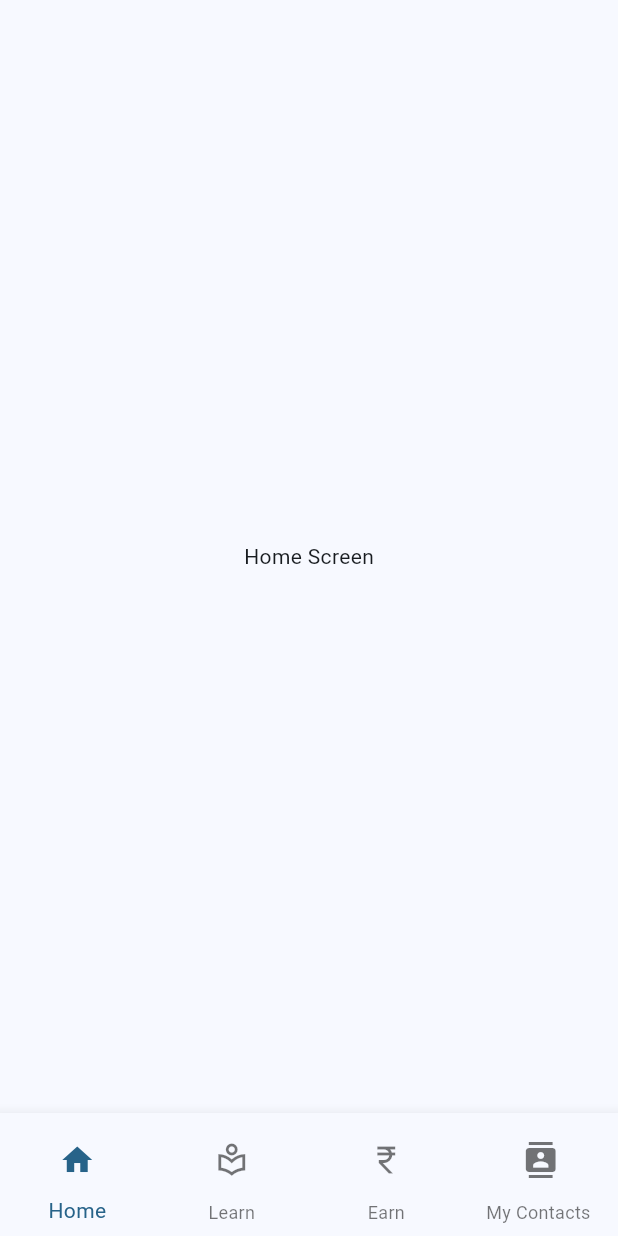
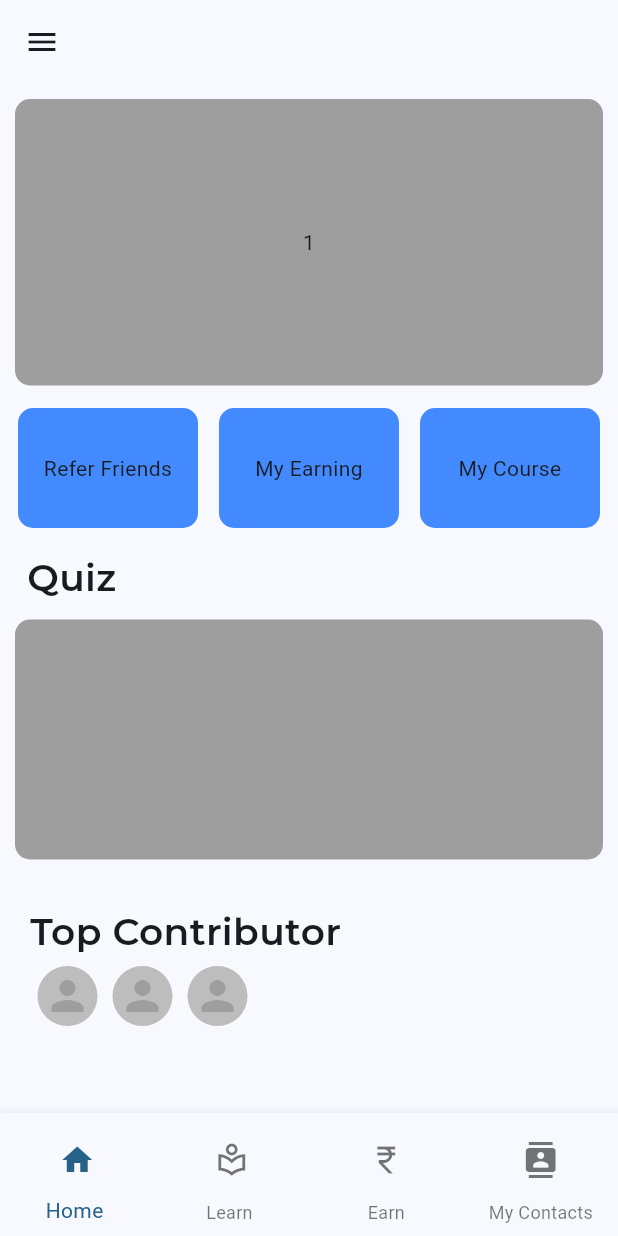
Before and after one commit to CodingCloud79/coding-cloud-project, a Flutter app: the HomeScreen screen opened directly, on a phone screen of 412 x 824 dp. Run offline on Flutter 3.47's test engine with Material 3 defaults, Android fonts, the phone set to English and light mode, and no system bars; drawn by our look-alikes of carousel_slider; our stand-ins replace bloc, cloud_firestore, firebase_auth, firebase_core, firebase_storage, flutter_bloc and 5 more; missing offline and left inert: razorpay_flutter; accounts and stored records are empty; project files that could hold a hidden picture were left out.

Commit message:
Bloc in HomeScreen

```diff
--- a/lib/presentation/bloc/home_screen_bloc/home_screen_bloc.dart
+++ b/lib/presentation/bloc/home_screen_bloc/home_screen_bloc.dart
@@ -1,11 +1,60 @@
+import 'dart:async';
+
 import 'package:bloc/bloc.dart';
+import 'package:flutter/material.dart';
 import 'package:meta/meta.dart';
 
 part 'home_screen_event.dart';
 part 'home_screen_state.dart';
 
 class HomeScreenBloc extends Bloc<HomeScreenEvent, HomeScreenState> {
-  HomeScreenBloc() : super(HomeScreenInitial()) {
+  HomeScreenBloc() : super(HomeScreenInitialState()) {
+    on<NavigateToHomeTabEvent>(navigateToHomeTabEvent);
+    on<NavigateToLearnTabEvent>(navigateToLearnTabEvent);
+    on<NavigateToEarnTabEvent>(navigateToEarnTabEvent);
+    on<NavigateToMyContactsTabEvent>(navigateToMyContactsTabEvent);
+    on<NavigateToMyProfileEvent>(navigateToMyProfileEvent);
+    on<NavigateToPrivacyPolicyEvent>(navigateToPrivacyPolicyEvent);
+    on<NavigateToRewardPointsEvent>(navigateToRewardPointsEvent);
+    on<NavigateToWithdrawlsEvent>(navigateToWithdrawlsEvent);
+  }
 
+  FutureOr<void> navigateToHomeTabEvent(
+      NavigateToHomeTabEvent event, Emitter<HomeScreenState> emit) {
+    emit(NavigateToHomeTabState());
+    debugPrint(" Bloc :  NavigateToHomeTabState");
   }
+
+  FutureOr<void> navigateToWithdrawlsEvent(
+      NavigateToWithdrawlsEvent event, Emitter<HomeScreenState> emit) {
+    emit(NavigateToWithdrawlsState());
+    debugPrint(" Bloc :  NavigateToWithdrawlsState");
+  }
+
+  FutureOr<void> navigateToRewardPointsEvent(
+      NavigateToRewardPointsEvent event, Emitter<HomeScreenState> emit) {
+    emit(NavigateToRewardPointsState());
+    debugPrint(" Bloc :  NavigateToRewardPointsState");
+  }
+
+  FutureOr<void> navigateToPrivacyPolicyEvent(
+      NavigateToPrivacyPolicyEvent event, Emitter<HomeScreenState> emit) {
+    emit(NavigateToPrivacyPolicyState());
+    debugPrint(" Bloc :  NavigateToPrivacyPolicyState ");
+  }
+
+  FutureOr<void> navigateToMyProfileEvent(
+      NavigateToMyProfileEvent event, Emitter<HomeScreenState> emit) {
+        emit(NavigateToMyProfileTabState());
+            debugPrint(" Bloc : NavigateToMyProfileTabState ");
+      }
+
+  FutureOr<void> navigateToMyContactsTabEvent(
+      NavigateToMyContactsTabEvent event, Emitter<HomeScreenState> emit) {}
+
+  FutureOr<void> navigateToEarnTabEvent(
+      NavigateToEarnTabEvent event, Emitter<HomeScreenState> emit) {}
+
+  FutureOr<void> navigateToLearnTabEvent(
+      NavigateToLearnTabEvent event, Emitter<HomeScreenState> emit) {}
 }
--- a/lib/presentation/bloc/home_screen_bloc/home_screen_event.dart
+++ b/lib/presentation/bloc/home_screen_bloc/home_screen_event.dart
@@ -3,4 +3,18 @@ part of 'home_screen_bloc.dart';
 @immutable
 abstract class HomeScreenEvent {}
 
-abstract class HomeScreenActionEvent extends HomeScreenState {}
+class NavigateToHomeTabEvent extends HomeScreenEvent {}
+
+class NavigateToLearnTabEvent extends HomeScreenEvent {}
+
+class NavigateToEarnTabEvent extends HomeScreenEvent {}
+
+class NavigateToMyContactsTabEvent extends HomeScreenEvent {}
+
+class NavigateToMyProfileEvent extends HomeScreenEvent {}
+
+class NavigateToRewardPointsEvent extends HomeScreenEvent {}
+
+class NavigateToWithdrawlsEvent extends HomeScreenEvent {}
+
+class NavigateToPrivacyPolicyEvent extends HomeScreenEvent {}
--- a/lib/presentation/bloc/home_screen_bloc/home_screen_state.dart
+++ b/lib/presentation/bloc/home_screen_bloc/home_screen_state.dart
@@ -1,6 +1,29 @@
 part of 'home_screen_bloc.dart';
 
 @immutable
-sealed class HomeScreenState {}
+abstract class HomeScreenState {}
 
-final class HomeScreenInitial extends HomeScreenState {}
+abstract class HomeScreenActionState extends HomeScreenState {}
+
+class HomeScreenInitialState extends HomeScreenState {}
+
+class HomeScreenLoadingState extends HomeScreenState {}
+
+class HomeScreenLoadedState extends HomeScreenState {}
+
+class HomeScreenErrorState extends HomeScreenState {}
+
+class NavigateToHomeTabState extends HomeScreenActionState {}
+
+class NavigateToLearnTabState extends HomeScreenActionState {}
+
+class NavigateToEarnTabState extends HomeScreenActionState {}
+
+class NavigateToMyContactsTabState extends HomeScreenActionState {}
+
+class NavigateToWithdrawlsState extends HomeScreenActionState {}
+class NavigateToRewardPointsState extends HomeScreenActionState {}
+
+class NavigateToPrivacyPolicyState extends HomeScreenActionState {}
+
+class NavigateToMyProfileTabState extends HomeScreenActionState {}
--- a/lib/presentation/page/home_screen.dart
+++ b/lib/presentation/page/home_screen.dart
@@ -1,5 +1,11 @@
+import 'package:carousel_slider/carousel_slider.dart';
+
 import 'package:flutter/material.dart';
 import 'package:flutter/widgets.dart';
+import 'package:flutter_application_1/presentation/bloc/home_screen_bloc/home_screen_bloc.dart';
+import 'package:flutter_bloc/flutter_bloc.dart';
+import 'package:share_plus/share_plus.dart';
+import 'package:google_fonts/google_fonts.dart';
 
 class HomeScreen extends StatefulWidget {
   const HomeScreen({super.key});
@@ -9,10 +15,158 @@ class HomeScreen extends StatefulWidget {
 }
 
 class _HomeScreenState extends State<HomeScreen> {
+  HomeScreenBloc _homeScreenBloc = HomeScreenBloc();
+  List<int> list = [1, 2, 3, 4, 5];
   @override
   Widget build(BuildContext context) {
+    return BlocConsumer<HomeScreenBloc, HomeScreenState>(
+      bloc: _homeScreenBloc,
+      listener: (context, state) {
+        // TODO: implement listener
+      },
+      builder: (context, state) {
         return Scaffold(
-      drawer: Drawer(
+          appBar: AppBar(),
+          drawer: _drawer(),
+          bottomNavigationBar: _bottomNavBar(),
+          body: SingleChildScrollView(
+            child: Column(
+              children: [
+                Container(
+                  margin: EdgeInsets.all(5),
+                  child: CarouselSlider(
+                    options: CarouselOptions(
+                        autoPlay: true,
+                        aspectRatio: 18 / 9,
+                        viewportFraction: 1),
+                    items: list
+                        .map((item) => Container(
+                              margin: const EdgeInsets.all(5),
+                              decoration: BoxDecoration(
+                                color: Colors.grey,
+                                borderRadius: BorderRadius.circular(10),
+                              ),
+                              child: Center(
+                                child: Text(
+                                  item.toString(),
+                                ),
+                              ),
+                            ))
+                        .toList(),
+                  ),
+                ),
+                Container(
+                  padding: const EdgeInsets.all(5),
+                  child: Row(
+                    mainAxisAlignment: MainAxisAlignment.spaceAround,
+                    children: [
+                      GestureDetector(
+                          onTap: () {
+                            Share.share("Fefer to your Friend",
+                                subject: "Referal");
+                          },
+                          child: _card("Refer Friends")),
+                      GestureDetector(
+                          onTap: () {}, child: _card("My Earning ")),
+                      GestureDetector(onTap: () {}, child: _card("My Course "))
+                    ],
+                  ),
+                ),
+                Padding(
+                  padding: const EdgeInsets.all(10),
+                  child: Column(
+                    crossAxisAlignment: CrossAxisAlignment.start,
+                    children: [
+                      Padding(
+                        padding: const EdgeInsets.only(left: 8.0),
+                        child: Text(
+                          "Quiz ",
+                          style: GoogleFonts.montserrat(
+                              fontSize: 25, fontWeight: FontWeight.w600),
+                        ),
+                      ),
+                      const SizedBox(
+                        height: 10,
+                      ),
+                      Container(
+                        height: 160,
+                        width: double.infinity,
+                        decoration: BoxDecoration(
+                            borderRadius: BorderRadius.circular(10),
+                            color: Colors.grey),
+                      )
+                    ],
+                  ),
+                ),
+                Container(
+                  margin: EdgeInsets.all(10),
+                  padding: EdgeInsets.all(10),
+                  decoration: BoxDecoration(
+                      // color: Colors.grey[400],
+                      borderRadius: BorderRadius.circular(10)),
+                  child: Column(
+                    crossAxisAlignment: CrossAxisAlignment.start,
+                    children: [
+                      Text(
+                        "Top Contributor ",
+                        style: GoogleFonts.montserrat(
+                            fontSize: 25, fontWeight: FontWeight.w600),
+                      ),
+                      Row(
+                        children: [
+                          _contributor(),
+                          _contributor(),
+                          _contributor(),
+                        ],
+                      )
+                    ],
+                  ),
+                )
+              ],
+            ),
+          ),
+        );
+      },
+    );
+  }
+
+  Widget _card(String label) {
+    return Container(
+      height: 80,
+      width: 120,
+      decoration: BoxDecoration(
+          color: Colors.blueAccent, borderRadius: BorderRadius.circular(10)),
+      child: Center(
+          child: Text(
+        label,
+        textAlign: TextAlign.center,
+      )),
+    );
+  }
+
+  BottomNavigationBarItem _bottomNavigationBarItem(
+      String label, Icon icon, VoidCallback onPressed) {
+    return BottomNavigationBarItem(
+      icon: IconButton(onPressed: onPressed, icon: icon),
+      label: label,
+    );
+  }
+
+  ListTile _listTile(Icon icon, String label, VoidCallback onTap) {
+    return ListTile(
+      title: Row(children: [
+        icon,
+        const SizedBox(
+          width: 10,
+        ),
+        Text(label)
+      ]),
+      onTap: onTap,
+    );
+  }
+
+  Drawer _drawer() {
+    return Drawer(
       child: ListView(
         children: [
           DrawerHeader(
@@ -39,131 +193,86 @@ class _HomeScreenState extends State<HomeScreen> {
               ],
             ),
           ),
-            ListTile(
-              title: const Row(children: [
-                Icon(Icons.home_outlined),
-                SizedBox(
-                  width: 10,
-                ),
-                Text("Home")
-              ]),
-              onTap: () {
+          _listTile(const Icon(Icons.home_outlined), "Home", () {
             debugPrint("Drawer : Home ");
-              },
-            ),
-            ListTile(
-              title: const Row(children: [
-                Icon(Icons.person_outline),
-                SizedBox(
-                  width: 10,
-                ),
-                Text("My Profile ")
-              ]),
-              onTap: () {
+          }),
+          _listTile(const Icon(Icons.person_outline), "My Profile", () {
             debugPrint("Drawer : My Profile ");
-              },
-            ),
-            ListTile(
-              title: const Row(children: [
-                Icon(Icons.contacts_outlined),
-                SizedBox(
-                  width: 10,
-                ),
-                Text("My Contacts")
-              ]),
-              onTap: () {
+          }),
+          _listTile(const Icon(Icons.contacts_outlined), "My Contacts", () {
             debugPrint("Drawer : My Contacts ");
-              },
-            ),
-            ListTile(
-              title: const Row(children: [
-                Icon(Icons.attach_money),
-                SizedBox(
-                  width: 10,
-                ),
-                Text("Reward Points ")
-              ]),
-              onTap: () {
+          }),
+          _listTile(const Icon(Icons.attach_money), "Reward Points", () {
             debugPrint("Drawer : Reward Points ");
-              },
-            ),
-            ListTile(
-              title: const Row(children: [
-                Icon(Icons.payments_outlined),
-                SizedBox(
-                  width: 10,
-                ),
-                Text("Withdrawls")
-              ]),
-              onTap: () {
+          }),
+          _listTile(const Icon(Icons.payments_outlined), "Withdrawls", () {
             debugPrint("Drawer : Withdrawls");
-              },
-            ),
-            ListTile(
-              title: const Row(children: [
-                Icon(Icons.local_library_outlined),
-                SizedBox(
-                  width: 10,
-                ),
-                Text("Learn New Course ")
-              ]),
-              onTap: () {
+          }),
+          _listTile(
+              const Icon(Icons.local_library_outlined), "Learn New Course", () {
             debugPrint("Drawer : Learn New Course ");
-              },
-            ),
-            ListTile(
-              title: const Row(children: [
-                Icon(Icons.info_outline),
-                SizedBox(
-                  width: 10,
-                ),
-                Text("Privacy Policy")
-              ]),
-              onTap: () {
+          }),
+          _listTile(const Icon(Icons.info_outline), "Privacy Policy", () {
             debugPrint("Drawer : Privacy Policy");
-              },
-            ),
-            ListTile(
-              title: const Row(children: [
-                Icon(Icons.logout),
-                SizedBox(
-                  width: 10,
-                ),
-                Text("Logout")
-              ]),
-              onTap: () {
+          }),
+          _listTile(const Icon(Icons.logout), "Logout", () {
             debugPrint("Drawer : Logout");
-              },
-            ),
+          })
         ],
-        ),
-      ),
-      bottomNavigationBar: BottomNavigationBar(
-        type: BottomNavigationBarType.fixed,
-        items: [
-          BottomNavigationBarItem(
-            icon: IconButton(onPressed: () {}, icon: Icon(Icons.home)),
-            label: "Home",
-          ),
-          BottomNavigationBarItem(
-            icon: IconButton(
-                onPressed: () {}, icon: Icon(Icons.local_library_outlined)),
-            label: "Learn",
-          ),
-          BottomNavigationBarItem(
-            icon:
-                IconButton(onPressed: () {}, icon: Icon(Icons.currency_rupee)),
-            label: "Earn",
-          ),
-          BottomNavigationBarItem(
-            icon: IconButton(onPressed: () {}, icon: Icon(Icons.contacts)),
-            label: "My Contacts ",
-          ),
-        ],
-      ),
-      body: const Center(
-        child: Text("Home Screen"),
       ),
     );
   }
+
+  Widget _contributor() {
+    return Container(
+      height: 40,
+      width: 40,
+      margin: const EdgeInsets.all(5),
+      decoration: BoxDecoration(
+        color: Colors.grey[400],
+        borderRadius: BorderRadius.circular(32),
+      ),
+      child: const Icon(
+        Icons.person,
+        size: 32,
+        color: Colors.grey,
+      ),
+    );
   }
+
+  BottomNavigationBar _bottomNavBar() {
+    return BottomNavigationBar(
+      type: BottomNavigationBarType.fixed,
+      items: [
+        _bottomNavigationBarItem(
+          "Home ",
+          const Icon(Icons.home),
+          () {
+            debugPrint("BNB : Home");
+          },
+        ),
+        _bottomNavigationBarItem(
+          "Learn ",
+          const Icon(Icons.local_library_outlined),
+          () {
+            debugPrint("BNB : Learn");
+          },
+        ),
+        _bottomNavigationBarItem(
+          "Earn",
+          const Icon(Icons.currency_rupee),
+          () {
+            debugPrint("BNB : Earn ");
+          },
+        ),
+        _bottomNavigationBarItem(
+          "My Contacts",
+          const Icon(Icons.contacts),
+          () {
+            debugPrint("BNB :  My Contacts ");
+          },
+        )
+      ],
+    );
+  }
+}
--- a/pubspec.yaml
+++ b/pubspec.yaml
@@ -39,6 +39,8 @@ dependencies:
   connectivity: ^3.0.6
   uuid: ^4.3.3
   razorpay_flutter: ^1.3.6
+  carousel_slider: ^4.2.1
+  share_plus: ^7.2.2
 
 
 dev_dependencies:
```
Also changed, not shown: lib/presentation/page/verify_otp.dart (+0 -9 lines), pubspec.lock. Lines whose indentation alone changed are shown as unchanged.
